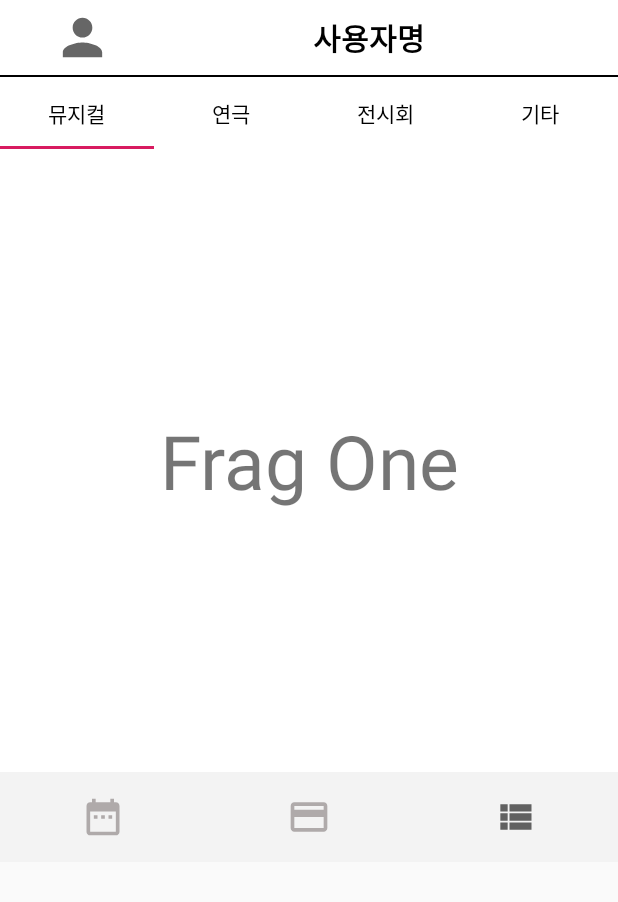
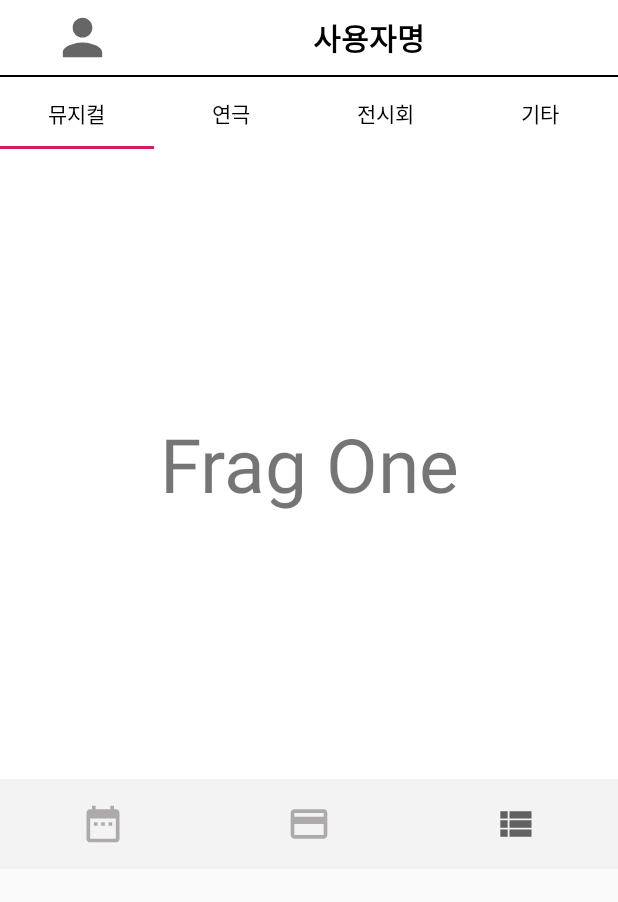
Before and after one commit to Kwonsofia/TicketBook, an Android app: the screen it shows after launch (MyPage), on a phone screen of 412 x 824 dp, the part 105-1007 px from its top. Run offline under Robolectric (Android 15) with nearby library versions, the phone set to English and light mode, and no system bars.

Commit message:
2020020dddddd

```diff
--- a/app/src/main/java/com/example/ledger2/MyPage_WishList_Add.java
+++ b/app/src/main/java/com/example/ledger2/MyPage_WishList_Add.java
@@ -55,7 +55,7 @@ public class MyPage_WishList_Add extends AppCompatActivity {
 
                 Intent intent2 = new Intent(getBaseContext(), MyPage_WishList.class);
                 startActivity(intent2);
-                finish();
+
             }
         });
 
--- a/app/src/main/res/layout/activity_mypage.xml
+++ b/app/src/main/res/layout/activity_mypage.xml
@@ -122,7 +122,7 @@
         <androidx.viewpager.widget.ViewPager
             android:id="@+id/viewpager"
             android:layout_width="match_parent"
-            android:layout_height="415dp"
+            android:layout_height="420dp"
             android:background="#ffffff" />
 
 
```
